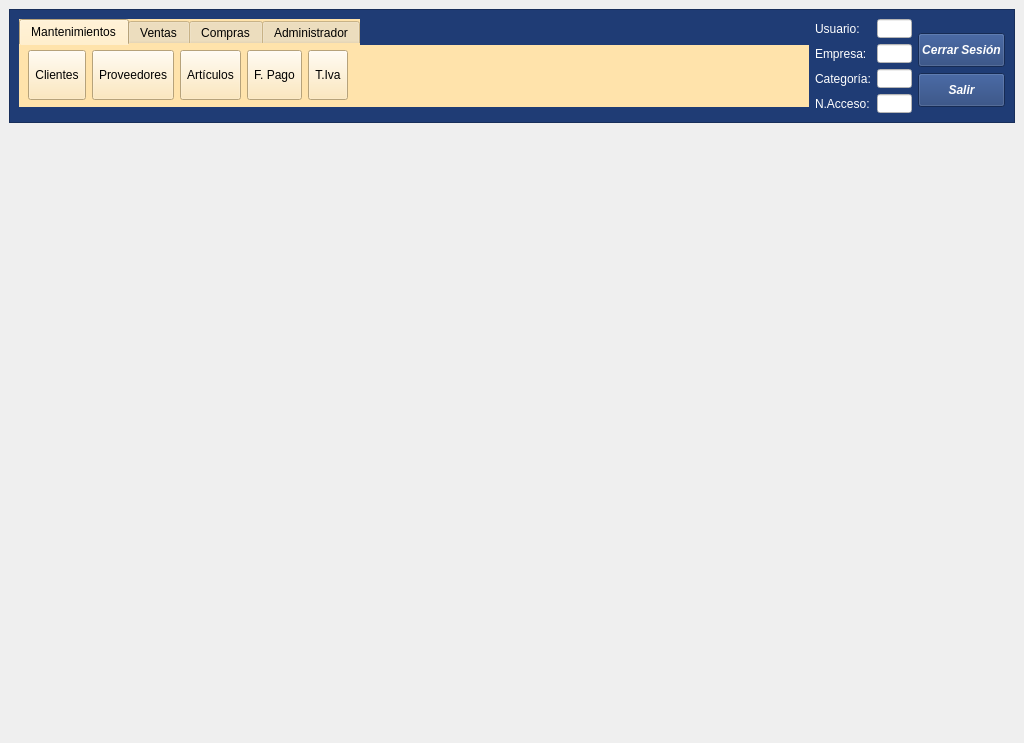
Qt form mainwindow.ui (arcnexus/RedFoX) before a commit.
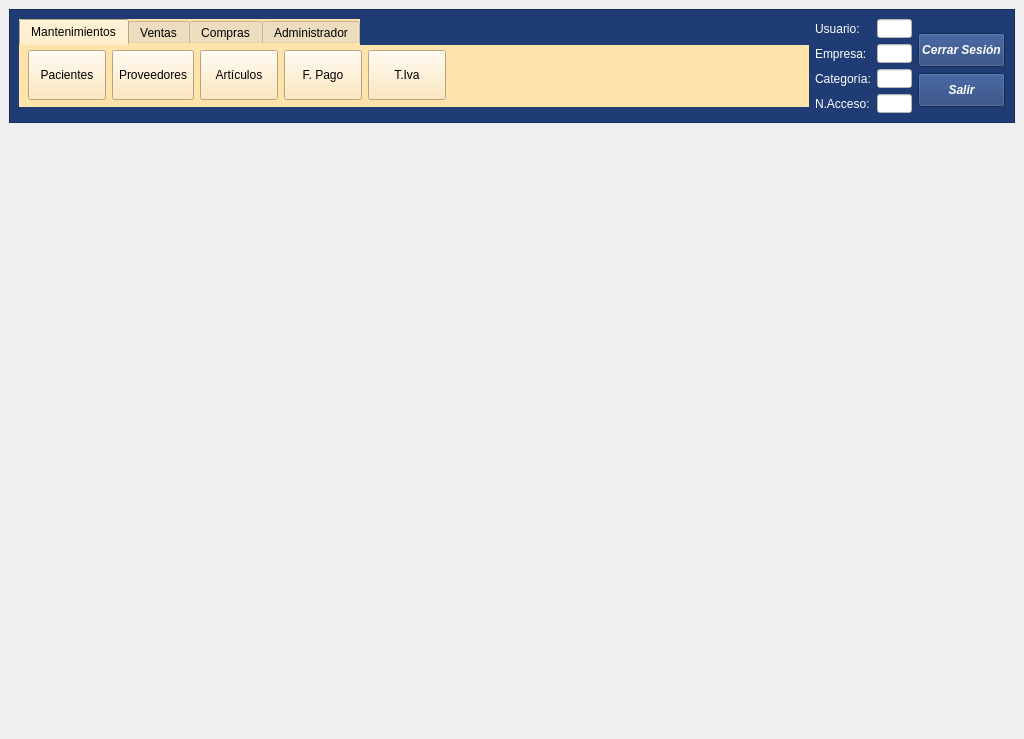
The same form after that commit. Icons and pictures are not drawn.

```diff
--- a/mainwindow.ui
+++ b/mainwindow.ui
@@ -7,7 +7,7 @@
     <x>0</x>
     <y>0</y>
     <width>1024</width>
-    <height>743</height>
+    <height>739</height>
    </rect>
   </property>
   <property name="sizePolicy">
@@ -835,7 +835,7 @@
              </property>
              <property name="minimumSize">
               <size>
-               <width>0</width>
+               <width>78</width>
                <height>50</height>
               </size>
              </property>
@@ -867,12 +867,12 @@
              </property>
              <property name="minimumSize">
               <size>
-               <width>0</width>
+               <width>78</width>
                <height>50</height>
               </size>
              </property>
              <property name="text">
-              <string>Clientes</string>
+              <string>Pacientes</string>
              </property>
              <property name="icon">
               <iconset resource="terra.qrc">
@@ -893,7 +893,7 @@
             <widget class="QToolButton" name="toolButton">
              <property name="minimumSize">
               <size>
-               <width>0</width>
+               <width>78</width>
                <height>50</height>
               </size>
              </property>
@@ -906,8 +906,8 @@
              </property>
              <property name="iconSize">
               <size>
-               <width>32</width>
-               <height>32</height>
+               <width>24</width>
+               <height>24</height>
               </size>
              </property>
              <property name="toolButtonStyle">
@@ -932,7 +932,7 @@
             <widget class="QToolButton" name="toolButton_2">
              <property name="minimumSize">
               <size>
-               <width>0</width>
+               <width>78</width>
                <height>50</height>
               </size>
              </property>
@@ -945,8 +945,8 @@
              </property>
              <property name="iconSize">
               <size>
-               <width>32</width>
-               <height>32</height>
+               <width>24</width>
+               <height>24</height>
               </size>
              </property>
              <property name="toolButtonStyle">
```
Left out of the diff: 2 changed lines with no effect on the pictures.
